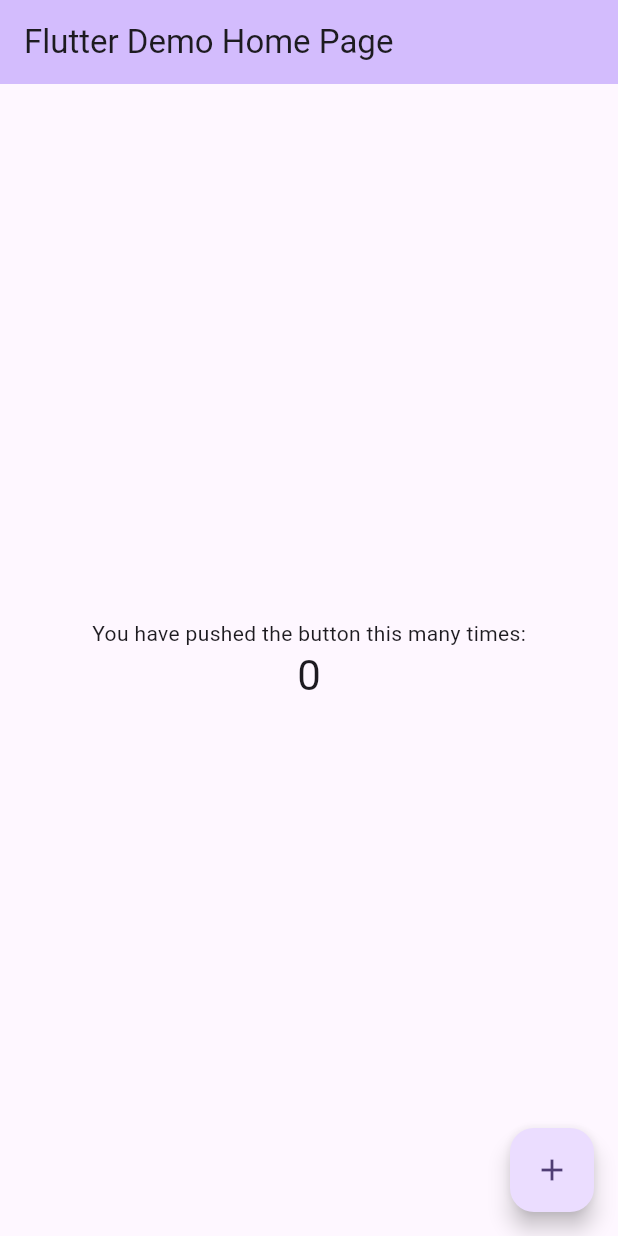
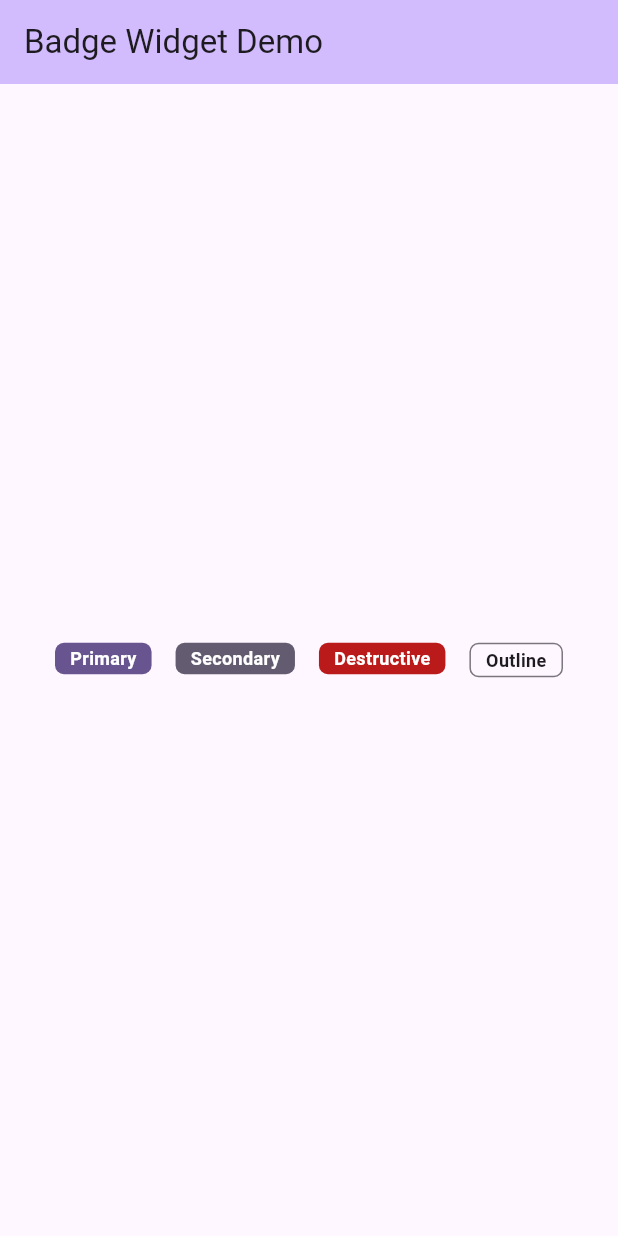
Before and after one commit to could-ai/019a2108-1e21-7e36-ab0b-9a308e59c1cb, a Flutter app: the screen it shows after launch, on a phone screen of 412 x 824 dp. Run offline on Flutter 3.47's test engine with Material 3 defaults, Android fonts, the phone set to English and light mode, and no system bars.

Commit message:
Updated the main application file to demonstrate the new `Badge` widget. The previous counter example has been replaced with a simple page that displays all the available badge variants (`Primary`, `Secondary`, `Destructive`, and `Outline`). This provides a clear visual preview of the new component. I've used a `Wrap` widget to ensure the badges are laid out nicely, even on different screen sizes. The app's theme is configured to use Material 3 for a modern look and feel.; Created a new Badge widget inspired by the provided React component. This widget is located at `lib/widgets/badge.dart`. It's a stateless widget that accepts a text string and an optional `variant`. An enum `BadgeVariant` is defined to represent the different styles: `primary`, `secondary`, `destructive`, and `outline`. The widget uses the application's color scheme to style itself according to the selected variant, ensuring it integrates well with the overall theme. Styling properties like padding, border radius, and font style are set to mimic the appearance of the original component.

```diff
--- a/usr/lib/main.dart
+++ b/usr/lib/main.dart
@@ -1,4 +1,5 @@
 import 'package:flutter/material.dart';
+import 'package:couldai_user_app/widgets/badge.dart';
 
 void main() {
   runApp(const MyApp());
@@ -7,114 +8,43 @@ void main() {
 class MyApp extends StatelessWidget {
   const MyApp({super.key});
 
-  // This widget is the root of your application.
   @override
   Widget build(BuildContext context) {
     return MaterialApp(
-      title: 'Flutter Demo',
+      title: 'Flutter Badge Demo',
       debugShowCheckedModeBanner: false,
       theme: ThemeData(
-        // This is the theme of your application.
-        //
-        // TRY THIS: Try running your application with "flutter run". You'll see
-        // the application has a purple toolbar. Then, without quitting the app,
-        // try changing the seedColor in the colorScheme below to Colors.green
-        // and then invoke "hot reload" (save your changes or press the "hot
-        // reload" button in a Flutter-supported IDE, or press "r" if you used
-        // the command line to start the app).
-        //
-        // Notice that the counter didn't reset back to zero; the application
-        // state is not lost during the reload. To reset the state, use hot
-        // restart instead.
-        //
-        // This works for code too, not just values: Most code changes can be
-        // tested with just a hot reload.
         colorScheme: ColorScheme.fromSeed(seedColor: Colors.deepPurple),
+        useMaterial3: true,
       ),
-      home: const MyHomePage(title: 'Flutter Demo Home Page'),
+      home: const MyHomePage(),
     );
   }
 }
 
-class MyHomePage extends StatefulWidget {
-  const MyHomePage({super.key, required this.title});
-
-  // This widget is the home page of your application. It is stateful, meaning
-  // that it has a State object (defined below) that contains fields that affect
-  // how it looks.
-
-  // This class is the configuration for the state. It holds the values (in this
-  // case the title) provided by the parent (in this case the App widget) and
-  // used by the build method of the State. Fields in a Widget subclass are
-  // always marked "final".
-
-  final String title;
-
-  @override
-  State<MyHomePage> createState() => _MyHomePageState();
-}
-
-class _MyHomePageState extends State<MyHomePage> {
-  int _counter = 0;
-
-  void _incrementCounter() {
-    setState(() {
-      // This call to setState tells the Flutter framework that something has
-      // changed in this State, which causes it to rerun the build method below
-      // so that the display can reflect the updated values. If we changed
-      // _counter without calling setState(), then the build method would not be
-      // called again, and so nothing would appear to happen.
-      _counter++;
-    });
-  }
+class MyHomePage extends StatelessWidget {
+  const MyHomePage({super.key});
 
   @override
   Widget build(BuildContext context) {
-    // This method is rerun every time setState is called, for instance as done
-    // by the _incrementCounter method above.
-    //
-    // The Flutter framework has been optimized to make rerunning build methods
-    // fast, so that you can just rebuild anything that needs updating rather
-    // than having to individually change instances of widgets.
     return Scaffold(
       appBar: AppBar(
-        // TRY THIS: Try changing the color here to a specific color (to
-        // Colors.amber, perhaps?) and trigger a hot reload to see the AppBar
-        // change color while the other colors stay the same.
+        title: const Text('Badge Widget Demo'),
         backgroundColor: Theme.of(context).colorScheme.inversePrimary,
-        // Here we take the value from the MyHomePage object that was created by
-        // the App.build method, and use it to set our appbar title.
-        title: Text(widget.title),
       ),
       body: Center(
-        // Center is a layout widget. It takes a single child and positions it
-        // in the middle of the parent.
-        child: Column(
-          // Column is also a layout widget. It takes a list of children and
-          // arranges them vertically. By default, it sizes itself to fit its
-          // children horizontally, and tries to be as tall as its parent.
-          //
-          // Column has various properties to control how it sizes itself and
-          // how it positions its children. Here we use mainAxisAlignment to
-          // center the children vertically; the main axis here is the vertical
-          // axis because Columns are vertical (the cross axis would be
-          // horizontal).
-          //
-          // TRY THIS: Invoke "debug painting" (choose the "Toggle Debug Paint"
-          // action in the IDE, or press "p" in the console), to see the
-          // wireframe for each widget.
-          mainAxisAlignment: MainAxisAlignment.center,
-          children: <Widget>[
-            const Text('You have pushed the button this many times:'),
-            Text('$_counter', style: Theme.of(context).textTheme.headlineMedium),
+        child: Wrap(
+          spacing: 16.0,
+          runSpacing: 16.0,
+          alignment: WrapAlignment.center,
+          children: const <Widget>[
+            Badge(text: 'Primary'),
+            Badge(text: 'Secondary', variant: BadgeVariant.secondary),
+            Badge(text: 'Destructive', variant: BadgeVariant.destructive),
+            Badge(text: 'Outline', variant: BadgeVariant.outline),
           ],
         ),
       ),
-      floatingActionButton: FloatingActionButton(
-        onPressed: _incrementCounter,
-        tooltip: 'Increment',
-        child: const Icon(Icons.add),
-      ), // This trailing comma makes auto-formatting nicer for build methods.
     );
   }
 }
--- /dev/null
+++ b/usr/lib/widgets/badge.dart
@@ -0,0 +1,69 @@
+import 'package:flutter/material.dart';
+
+enum BadgeVariant {
+  primary,
+  secondary,
+  destructive,
+  outline,
+}
+
+class Badge extends StatelessWidget {
+  const Badge({
+    super.key,
+    required this.text,
+    this.variant = BadgeVariant.primary,
+  });
+
+  final String text;
+  final BadgeVariant variant;
+
+  @override
+  Widget build(BuildContext context) {
+    final theme = Theme.of(context);
+    final colorScheme = theme.colorScheme;
+
+    Color backgroundColor;
+    Color textColor;
+    Border? border;
+
+    switch (variant) {
+      case BadgeVariant.primary:
+        backgroundColor = colorScheme.primary;
+        textColor = colorScheme.onPrimary;
+        border = null;
+        break;
+      case BadgeVariant.secondary:
+        backgroundColor = colorScheme.secondary;
+        textColor = colorScheme.onSecondary;
+        border = null;
+        break;
+      case BadgeVariant.destructive:
+        backgroundColor = colorScheme.error;
+        textColor = colorScheme.onError;
+        border = null;
+        break;
+      case BadgeVariant.outline:
+        backgroundColor = Colors.transparent;
+        textColor = colorScheme.onSurface;
+        border = Border.all(color: colorScheme.outline);
+        break;
+    }
+
+    return Container(
+      padding: const EdgeInsets.symmetric(horizontal: 10.0, vertical: 2.0),
+      decoration: BoxDecoration(
+        color: backgroundColor,
+        borderRadius: BorderRadius.circular(6.0),
+        border: border,
+      ),
+      child: Text(
+        text,
+        style: TextStyle(
+          fontSize: 12.0,
+          fontWeight: FontWeight.w600,
+          color: textColor,
+        ),
+      ),
+    );
+  }
+}
```
